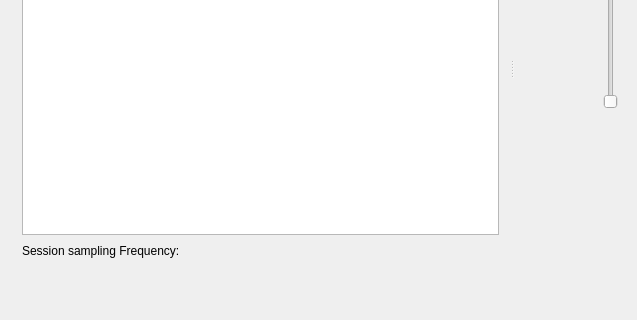
Above: src/wmainwindow.ui from gillesdegottex/dfasma before the change; both pictures show x 0 to 637 and y 191 to 511 of the 814 by 511 pixel window. Below: the same form after it.
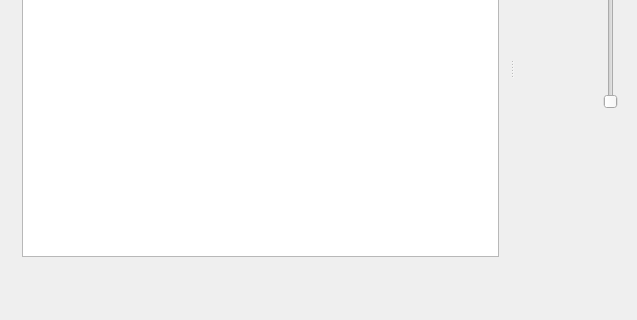
That is the form after the change. Icons and pictures are not drawn.

```diff
--- a/src/wmainwindow.ui
+++ b/src/wmainwindow.ui
@@ -40,48 +40,13 @@
         </item>
         <item>
          <layout class="QVBoxLayout" name="verticalLayout_3">
-          <item>
-           <layout class="QHBoxLayout" name="horizontalLayout_8">
-            <item>
-             <widget class="QLabel" name="label_3">
-              <property name="sizePolicy">
-               <sizepolicy hsizetype="Minimum" vsizetype="Preferred">
-                <horstretch>0</horstretch>
-                <verstretch>0</verstretch>
-               </sizepolicy>
-              </property>
-              <property name="text">
-               <string>Session sampling Frequency:</string>
-              </property>
-             </widget>
-            </item>
-            <item>
-             <widget class="QLabel" name="lblFs">
-              <property name="text">
-               <string>&lt;fs&gt;</string>
-              </property>
-             </widget>
-            </item>
-            <item>
-             <spacer name="horizontalSpacer">
-              <property name="orientation">
-               <enum>Qt::Horizontal</enum>
-              </property>
-              <property name="sizeHint" stdset="0">
-               <size>
-                <width>40</width>
-                <height>20</height>
-               </size>
-              </property>
-             </spacer>
-            </item>
-           </layout>
-          </item>
           <item>
            <widget class="QLabel" name="lblFileInfo">
             <property name="font">
              <font>
-              <pointsize>6</pointsize>
+              <pointsize>8</pointsize>
+              <weight>75</weight>
+              <bold>true</bold>
              </font>
             </property>
             <property name="text">
```
Left out of the diff: 2 changed lines with no effect on the pictures.
